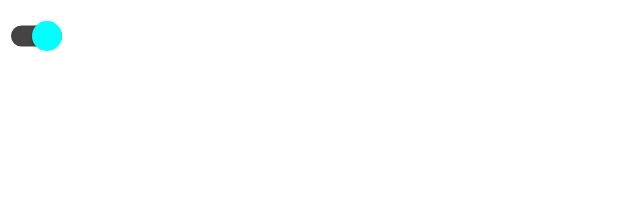
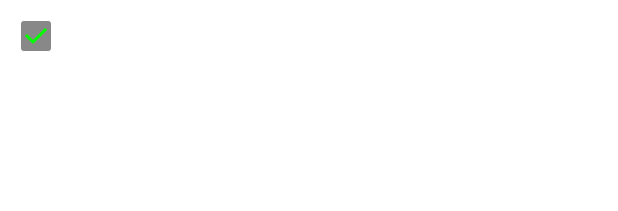
Before and after one commit to martamagui/LearningCompose, an Android app built with Jetpack Compose: the @Preview function DefaultPreview, on a phone screen of 412 x 824 dp. Shown: the top 211 px of the screen. Run offline under Robolectric (Android 15) with nearby library versions, the phone set to English and light mode, and no system bars.

Commit message:
Components: CheckBox Simple

```diff
--- a/UdemyCourseDummyProject/app/src/main/java/com/example/udemycoursedummyproject/MainActivity.kt
+++ b/UdemyCourseDummyProject/app/src/main/java/com/example/udemycoursedummyproject/MainActivity.kt
@@ -49,25 +49,17 @@ class MainActivity : ComponentActivity() {
 }
 
 @Composable
-fun MySwitch() {
-    var switchState by rememberSaveable { mutableStateOf(true) }
+fun MyCheckBox() {
+    var state by rememberSaveable { mutableStateOf(true) }
 
-    Switch(
-        checked = switchState,
-        onCheckedChange = { switchState = !switchState },
-        enabled = true,
-        colors = SwitchDefaults.colors(
-
-            checkedThumbColor = Color.Cyan,
-            uncheckedThumbColor = Color.Magenta,
-
-            uncheckedTrackAlpha = 0.8f,
-            checkedTrackAlpha = 1f,
-            uncheckedTrackColor = Color.Red,
-            checkedTrackColor = Color.DarkGray,
-
-            disabledCheckedThumbColor = Color.White,
-            disabledUncheckedTrackColor = Color.White,
+    Checkbox(
+        checked = state, onCheckedChange = { state = !state },
+        enabled = false,
+        colors = CheckboxDefaults.colors(
+            checkedColor = Color.Red,
+            uncheckedColor = Color.Cyan,
+            disabledColor = Color.Gray,
+            checkmarkColor = Color.Green
         )
     )
 }
@@ -79,6 +71,6 @@ fun MySwitch() {
 @Composable
 fun DefaultPreview() {
     UdemyCourseDummyProjectTheme {
-        MySwitch()
+        MyCheckBox()
     }
 }
```
Also changed, not shown: UdemyCourseDummyProject/app/src/main/java/com/example/udemycoursedummyproject/theory/components/Checkboxes.kt (added, +26 -0 lines), UdemyCourseDummyProject/app/src/main/java/com/example/udemycoursedummyproject/theory/components/Switches.kt (+34 -0 lines).
